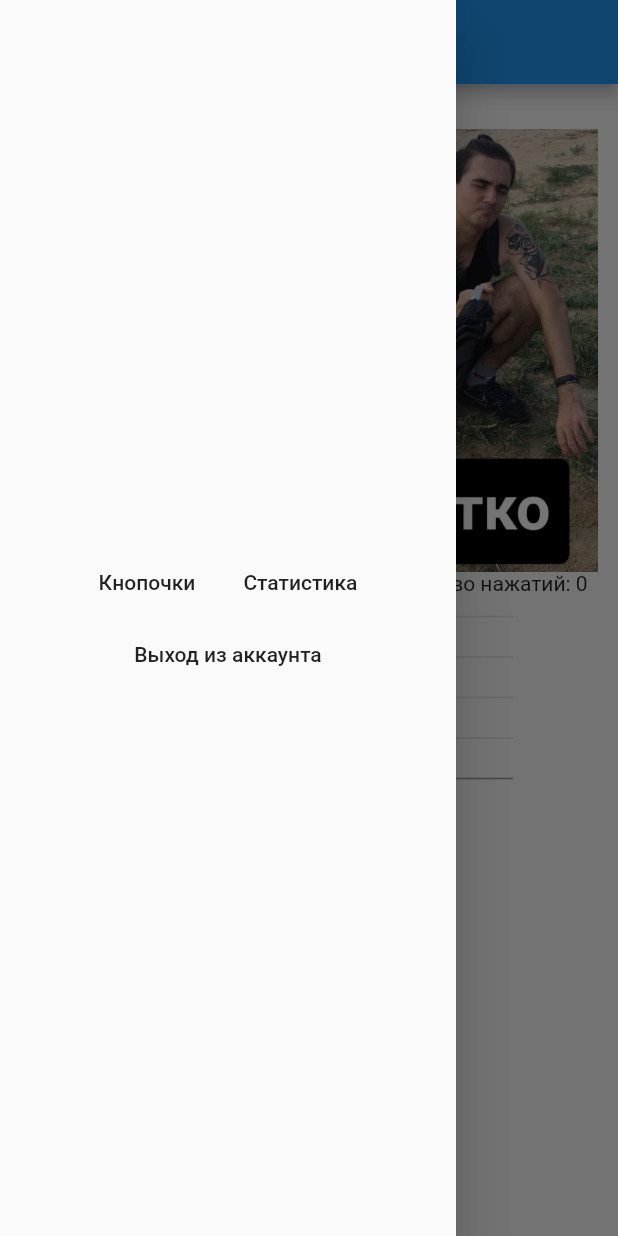
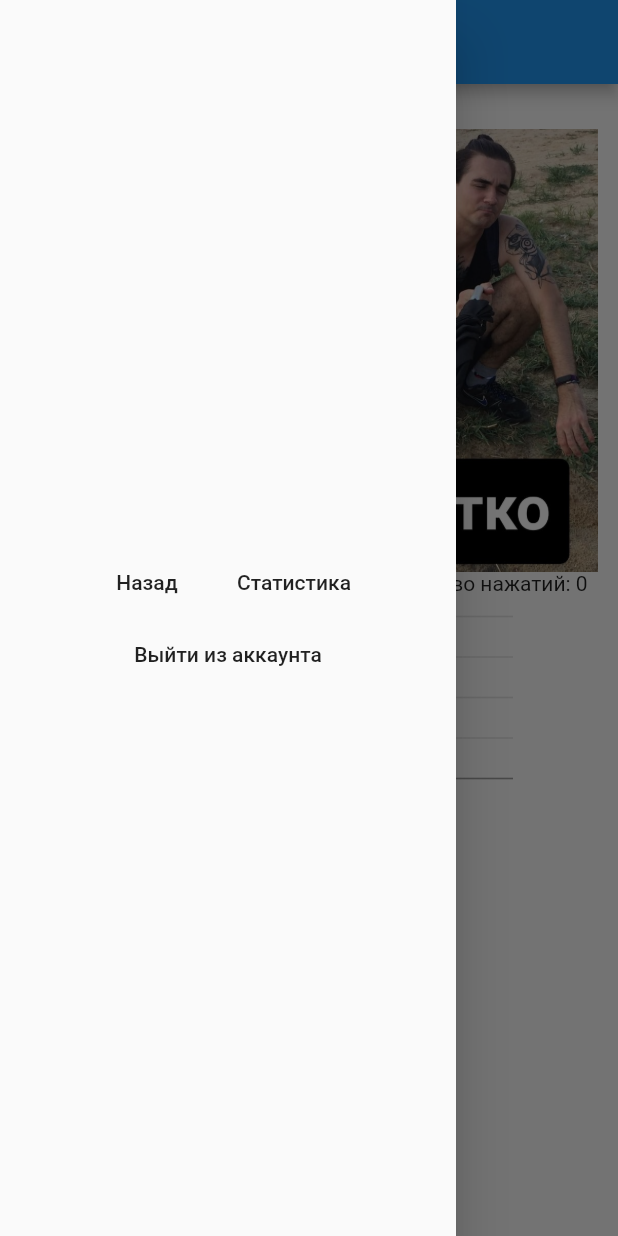
Before and after one commit to Avolk01/test_app, a Flutter app: the CounterPage screen opened directly with empty values, with the side drawer open, on a phone screen of 412 x 824 dp. Run offline on Flutter 3.47's test engine with Material 2 defaults, Android fonts, the phone set to English and light mode, and no system bars; our stand-ins replace bloc, charts_flutter, cloud_firestore, firebase_auth, firebase_core, flutter_bloc and 1 more; accounts and stored records are empty; statements that could not run were skipped.

Commit message:
поменял литералы для кнопок drawer'а

```diff
--- a/lib/assets/strings.dart
+++ b/lib/assets/strings.dart
@@ -59,3 +59,10 @@ class ImagePath{
   static const String giveUp = 'images/give_up.jpg';
   static const String chetko = 'images/chetko.png';
 }
+
+class DrawerButtonStrings{
+  DrawerButtonStrings._();
+  static const String back = 'Назад';
+  static const String stat = 'Статистика';
+  static const String exit = 'Выйти из аккаунта';
+}
--- a/lib/ui/counter_page.dart
+++ b/lib/ui/counter_page.dart
@@ -94,15 +94,15 @@ class _CounterPageState extends State<CounterPage> {
                         children: [
                           FlatButton(
                               onPressed: counterPageButton,
-                              child: Text('Кнопочки')),
+                              child: Text(DrawerButtonStrings.back)),
                           FlatButton(
                               onPressed: statisticPageButton,
-                              child: Text('Статистика')),
+                              child: Text(DrawerButtonStrings.stat)),
                         ],
                       ),
                       FlatButton(
                           onPressed: exitButton,
-                          child: Text('Выход из аккаунта')),
+                          child: Text(DrawerButtonStrings.exit)),
                     ],
                   ),
                 ),
```
